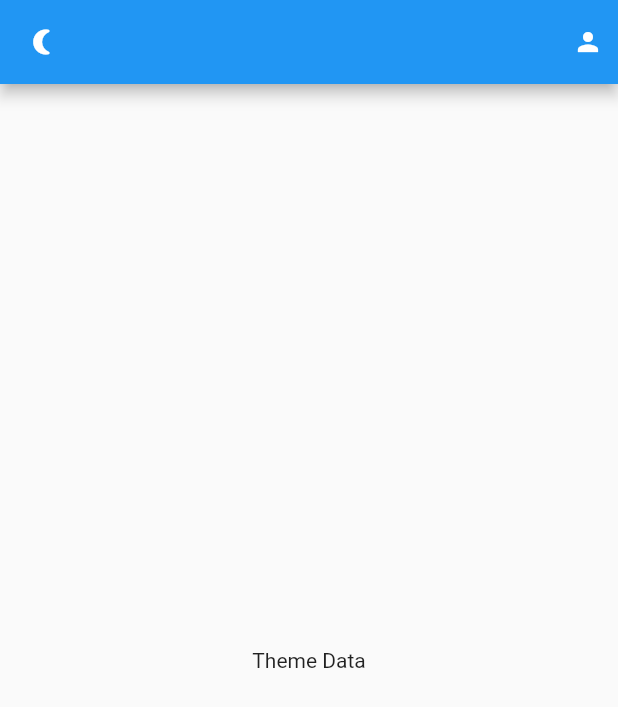
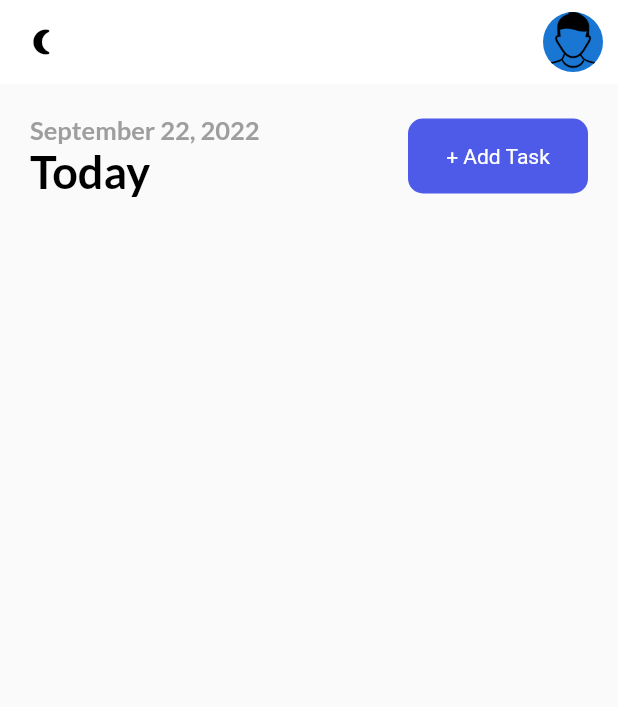
Before and after one commit to takieddine12/GithubNotesAppFlutter, a Flutter app: the screen it shows after launch, on a phone screen of 412 x 824 dp. Shown: the top 707 px of the screen. Run offline on Flutter 3.47's test engine with Material 2 defaults, Android fonts, the phone set to English and light mode, and no system bars; our stand-ins replace flutter_local_notifications, get, get_storage, google_fonts, timezone.

Commit message:
Notes Flutter App

```diff
--- a/lib/services/notification_services.dart
+++ b/lib/services/notification_services.dart
@@ -8,6 +8,7 @@ class NotificationHelper {
   FlutterLocalNotificationsPlugin flutterLocalNotificationsPlugin = FlutterLocalNotificationsPlugin(); //
 
   initializeNotification() async {
+    // Schedule Notification based on user time
     tz.initializeTimeZones();
 
     // FOR IOS , at the initialization , we won't ask for permission
@@ -30,12 +31,13 @@ class NotificationHelper {
   }
 
   // FOR OLDER IOS VERSIONS
+  // Pending Intent Basically for IOS Notification
   Future onDidReceiveLocalNotification(int id, String? title, String? body, String? payload) async {
     // display a dialog with the notification details, tap ok to go to another page
     Get.dialog(const Text('Welcome To Flutter'));
   }
 
-  // WHEN CLIKING ON THE NOTIFICATION
+  // WHEN Clicking ON THE NOTIFICATION FOR ANDROID
   Future selectNotification(String? payLoad) async {
     if(payLoad != null){
       print('Notification Payload $payLoad');
--- a/lib/ui/home_page.dart
+++ b/lib/ui/home_page.dart
@@ -3,8 +3,13 @@ import 'package:flutter/cupertino.dart';
 import 'package:flutter/material.dart';
 import 'package:flutter_local_notifications/flutter_local_notifications.dart';
 import 'package:get/get.dart';
+import 'package:intl/intl.dart';
+import 'package:notes_app/misc/app_colors.dart';
 import 'package:notes_app/services/notification_services.dart';
 import 'package:notes_app/services/theme_service.dart';
+import 'package:notes_app/ui/theme.dart';
+
+import '../widgets/my_button.dart';
 
 class HomePage extends StatefulWidget {
   const HomePage({Key? key}) : super(key: key);
@@ -26,36 +31,60 @@ class _HomePageState extends State<HomePage> {
   Widget build(BuildContext context) {
     return Scaffold(
       appBar: _appBar(),
-      body: const Center(
-        child: Text('Theme Data'),
+      body: Container(
+        margin: const EdgeInsets.all(20),
+        child: Column(
+          children: [
+            Row(
+              mainAxisAlignment: MainAxisAlignment.spaceBetween,
+              children: [
+                Column(
+                  crossAxisAlignment: CrossAxisAlignment.start,
+                  children: [
+                    Text(DateFormat.yMMMMd().format(DateTime.now()),style: subHeaderStyle,),
+                    Text('Today',style: headingStyle,)
+                  ],
+                ),
+                MyButton(label: '+ Add Task',onTap: onTap,)
+              ],
+            )
+          ],
+        ),
       ),
     );
   }
 
+  void onTap(){
+
+  }
   _appBar(){
     return AppBar(
+      elevation: 0,
+      backgroundColor: context.theme.backgroundColor,
       leading: GestureDetector(
         onTap: (){
-          print('Tapped');
-
           // Switch App Theme
           ThemeService().switchTheme();
           // Display Notification To User
           notificationHelper.displayNotification(
               title: 'Simple Notification',
               body: Get.isDarkMode ? 'Activated Dark Mode' : 'Activated Light Mode');
-
           // Schedule Notification For Certain interval To Show
+          //notificationHelper.scheduledNotification();
         },
-        child: const Icon(Icons.nightlight_round,size: 20,),
+        child:  Icon(
+          Get.isDarkMode ? Icons.wb_sunny_outlined : Icons.nightlight_round,
+          size: 20,
+          color: Get.isDarkMode ? Colors.white : Colors.black,),
       ),
-      actions:  [
-        Container(
-            padding: const EdgeInsets.only(right: 10),
-            child: const Icon(Icons.person,size: 20,)),
+      actions:  const [
+        Padding(
+          padding: EdgeInsets.only(right: 10),
+          child: CircleAvatar(
+            backgroundImage : AssetImage('assets/images/profile_pic.png',),
+          ),
+        )
       ],
     );
   }
-
-
 }
--- a/lib/ui/theme.dart
+++ b/lib/ui/theme.dart
@@ -1,17 +1,37 @@
 
 import 'package:flutter/material.dart';
+import 'package:get/get.dart';
+import 'package:google_fonts/google_fonts.dart';
 
 import '../misc/app_colors.dart';
 
 class Themes {
 
   static final light = ThemeData(
+    backgroundColor: Colors.white,
     primaryColor: AppColors.primaryColor,
     brightness: Brightness.light
   );
 
   static final dark = ThemeData(
+    backgroundColor: AppColors.darkGreyColor,
     primaryColor: AppColors.darkGreyColor,
     brightness: Brightness.dark
   );
+
+
 }
+
+TextStyle get subHeaderStyle{
+  return GoogleFonts.lato(
+      textStyle:  TextStyle(fontSize: 17,fontWeight: FontWeight.bold,
+      color: Get.isDarkMode ? Colors.grey[400] : Colors.grey)
+  );
+}
+
+TextStyle get headingStyle {
+  return GoogleFonts.lato(
+    textStyle: TextStyle(fontSize : 30 ,fontWeight: FontWeight.bold,
+    color: Get.isDarkMode ? Colors.white : Colors.black)
+  );
+}
--- /dev/null
+++ b/lib/widgets/my_button.dart
@@ -0,0 +1,26 @@
+
+import 'package:flutter/cupertino.dart';
+
+import '../misc/app_colors.dart';
+
+class MyButton extends StatelessWidget {
+  String label;
+  final Function onTap;
+  MyButton({Key? key,required this.label,required this.onTap}) : super(key: key);
+
+  @override
+  Widget build(BuildContext context) {
+    return GestureDetector(
+      onTap: () => onTap,
+      child: Container(
+        width: 120,
+        height: 50,
+        decoration: BoxDecoration(
+            color: AppColors.bluishColor,
+            borderRadius: BorderRadius.circular(10)
+        ),
+        child:  Center(child: Text(label,style: const TextStyle(color: AppColors.whiteColor),)),
+      ),
+    );
+  }
+}
--- a/pubspec.yaml
+++ b/pubspec.yaml
@@ -39,6 +39,8 @@ dependencies:
   flutter_local_notifications: ^11.0.0
   flutter_native_timezone: ^2.0.0
   timezone: ^0.9.0
+  intl: ^0.17.0
+  google_fonts: ^3.0.1
 
 dev_dependencies:
   flutter_test:
@@ -61,6 +63,9 @@ flutter:
   # included with your application, so that you can use the icons in
   # the material Icons class.
   uses-material-design: true
+
+  assets:
+    - assets/images/
 
   # To add assets to your application, add an assets section, like this:
   # assets:
```
Also changed, not shown: assets/images/profile_pic.png (added), pubspec.lock.
